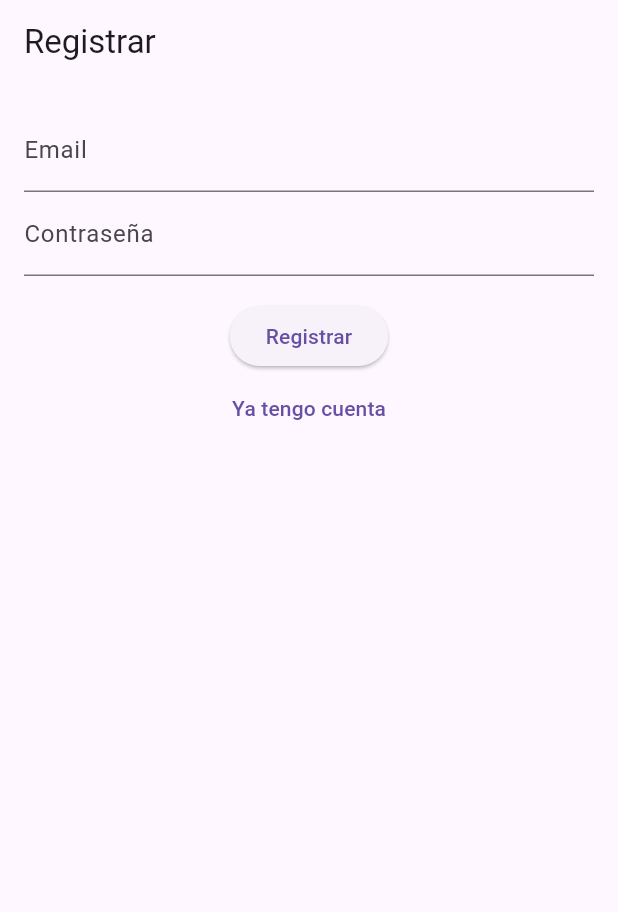
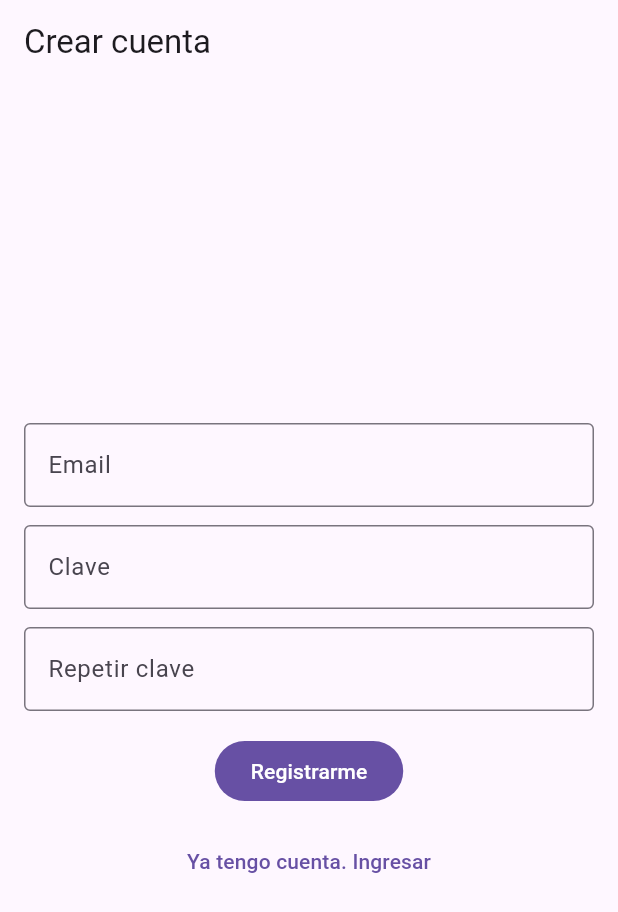
Before and after one commit to FacundoBn/TP3-GM-Cliente, a Flutter app: the screen it shows after launch, after a tap on "Crear cuenta nueva", on a phone screen of 412 x 824 dp. Shown: the top 912 px of the screen. Run offline on Flutter 3.47's test engine with Material 3 defaults, Android fonts, the phone set to English and light mode, and no system bars; our stand-ins replace cloud_firestore, firebase_auth, firebase_core, flutter_riverpod; accounts and stored records are empty; network calls fail.

Commit message:
pantallas de loggin y register funcionan

```diff
--- a/lib/presentation/screens/auth_gate.dart
+++ b/lib/presentation/screens/auth_gate.dart
@@ -3,22 +3,63 @@ import 'package:flutter_riverpod/flutter_riverpod.dart';
 import 'package:tp3_v2/domain/logic/current_user_provider.dart';
 import 'package:tp3_v2/domain/models/user_model.dart';
 import 'package:tp3_v2/presentation/screens/login_screen.dart';
+import 'package:tp3_v2/presentation/screens/register_screen.dart';
 import 'home_screen.dart';
 
-class AuthGate extends ConsumerWidget {
+// class AuthGate extends ConsumerWidget {
+//   const AuthGate({super.key});
+
+//   @override
+//   Widget build(BuildContext context, WidgetRef ref) {
+//     final userState = ref.watch(currentUserProvider);
+
+//     return userState.when(
+//       data: (user) {
+//         if (user != null) return HomeScreen(currentUser:user);
+//         return const LoginScreen();
+//       },
+//       loading: () => const Scaffold(body: Center(child: CircularProgressIndicator())),
+//       error: (e, _) => Scaffold(body: Center(child: Text('Error: $e'))),
+//     );
+//   }
+// }
+class AuthGate extends ConsumerStatefulWidget {
   const AuthGate({super.key});
 
   @override
-  Widget build(BuildContext context, WidgetRef ref) {
+  ConsumerState<AuthGate> createState() => _AuthGateState();
+}
+
+class _AuthGateState extends ConsumerState<AuthGate> {
+  bool _showRegister = false;
+
+  void _toggleAuthMode() {
+    setState(() {
+      _showRegister = !_showRegister;
+    });
+  }
+
+  @override
+  Widget build(BuildContext context) {
     final userState = ref.watch(currentUserProvider);
 
     return userState.when(
       data: (user) {
-        if (user != null) return HomeScreen(currentUser:user);
-        return const LoginScreen();
+        if (user != null) {
+          // ✅ HomeScreen ahora es el CONTAINER del router
+          return HomeScreen(currentUser: user);
+        } else {
+          return _showRegister
+              ? RegisterScreen(onToggleAuthMode: _toggleAuthMode)
+              : LoginScreen(onToggleAuthMode: _toggleAuthMode);
+        }
       },
-      loading: () => const Scaffold(body: Center(child: CircularProgressIndicator())),
-      error: (e, _) => Scaffold(body: Center(child: Text('Error: $e'))),
+      loading: () => const Scaffold(
+        body: Center(child: CircularProgressIndicator()),
+      ),
+      error: (e, _) => Scaffold(
+        body: Center(child: Text('Error: $e')),
+      ),
     );
   }
 }
--- a/lib/presentation/screens/login_screen.dart
+++ b/lib/presentation/screens/login_screen.dart
@@ -1,52 +1,128 @@
 import 'package:flutter/material.dart';
 import 'package:flutter_riverpod/flutter_riverpod.dart';
 import 'package:tp3_v2/domain/logic/auth_provider.dart';
+import 'package:tp3_v2/presentation/widgets/app_text_field.dart';
+import 'package:tp3_v2/presentation/widgets/primary_button.dart';
 
+// class LoginScreen extends ConsumerStatefulWidget {
+//   const LoginScreen({super.key});
+//   @override
+//   ConsumerState<LoginScreen> createState() => _LoginScreenState();
+// }
+
+// class _LoginScreenState extends ConsumerState<LoginScreen> {
+//   final emailCtrl = TextEditingController();
+//   final passCtrl = TextEditingController();
+//   bool isRegister = false;
+
+//   @override
+//   Widget build(BuildContext context) {
+//     final auth = ref.watch(authServiceProvider);
+
+//     return Scaffold(
+//       appBar: AppBar(title: Text(isRegister ? 'Registrar' : 'Iniciar sesión')),
+//       body: Padding(
+//         padding: const EdgeInsets.all(16),
+//         child: Column(children: [
+//           TextField(controller: emailCtrl, decoration: const InputDecoration(labelText: 'Email')),
+//           TextField(controller: passCtrl, decoration: const InputDecoration(labelText: 'Contraseña'), obscureText: true),
+//           const SizedBox(height: 16),
+//           ElevatedButton(
+//             onPressed: () async {
+//               try{
+//               if (isRegister) {
+//                 await auth.register(emailCtrl.text, passCtrl.text);
+//               } else {
+//                 await auth.signIn(emailCtrl.text, passCtrl.text);
+//               }
+//               } catch (e){
+//                 String msg = e.toString();
+//                 ScaffoldMessenger.of(context).showSnackBar(
+//                   SnackBar(content: Text(msg)),
+//                 );
+//               }
+//             },
+//             child: Text(isRegister ? 'Registrar' : 'Entrar'),
+//           ),
+//           TextButton(
+//             onPressed: () => setState(() => isRegister = !isRegister),
+//             child: Text(isRegister ? 'Ya tengo cuenta' : 'Crear cuenta nueva'),
+//           )
+//         ]),
+//       ),
+//     );
+//   }
+// }
 class LoginScreen extends ConsumerStatefulWidget {
-  const LoginScreen({super.key});
+  final VoidCallback onToggleAuthMode;
+
+  const LoginScreen({super.key, required this.onToggleAuthMode});
+
   @override
   ConsumerState<LoginScreen> createState() => _LoginScreenState();
 }
 
 class _LoginScreenState extends ConsumerState<LoginScreen> {
-  final emailCtrl = TextEditingController();
-  final passCtrl = TextEditingController();
-  bool isRegister = false;
+  final emailCtrl = TextEditingController(text: 'admin@demo.com');
+  final passCtrl = TextEditingController(text: '123456');
+  bool _isLoading = false;
+
+  @override
+  void dispose() {
+    emailCtrl.dispose();
+    passCtrl.dispose();
+    super.dispose();
+  }
+
+  Future<void> _login() async {
+    if (_isLoading) return;
+
+    setState(() => _isLoading = true);
+
+    try {
+      final authService = ref.read(authServiceProvider);
+      await authService.signIn(emailCtrl.text, passCtrl.text);
+      // ✅ La reactividad de AuthGate redirigirá automáticamente a HomeScreen
+    } catch (e) {
+      if (mounted) {
+        ScaffoldMessenger.of(context).showSnackBar(
+          SnackBar(content: Text('Error: $e')),
+        );
+      }
+    } finally {
+      if (mounted) {
+        setState(() => _isLoading = false);
+      }
+    }
+  }
 
   @override
   Widget build(BuildContext context) {
-    final auth = ref.watch(authServiceProvider);
-
     return Scaffold(
-      appBar: AppBar(title: Text(isRegister ? 'Registrar' : 'Iniciar sesión')),
-      body: Padding(
-        padding: const EdgeInsets.all(16),
-        child: Column(children: [
-          TextField(controller: emailCtrl, decoration: const InputDecoration(labelText: 'Email')),
-          TextField(controller: passCtrl, decoration: const InputDecoration(labelText: 'Contraseña'), obscureText: true),
-          const SizedBox(height: 16),
-          ElevatedButton(
-            onPressed: () async {
-              try{
-              if (isRegister) {
-                await auth.register(emailCtrl.text, passCtrl.text);
-              } else {
-                await auth.signIn(emailCtrl.text, passCtrl.text);
-              }
-              } catch (e){
-                String msg = e.toString();
-                ScaffoldMessenger.of(context).showSnackBar(
-                  SnackBar(content: Text(msg)),
-                );
-              }
-            },
-            child: Text(isRegister ? 'Registrar' : 'Entrar'),
+      appBar: AppBar(title: const Text('Login')),
+      body: Center(
+        child: ConstrainedBox(
+          constraints: const BoxConstraints(maxWidth: 420),
+          child: Padding(
+            padding: const EdgeInsets.all(16),
+            child: Column(mainAxisSize: MainAxisSize.min, children: [
+              AppTextField(controller: emailCtrl, label: 'Email'),
+              const SizedBox(height: 12),
+              AppTextField(controller: passCtrl, label: 'Clave', obscure: true),
+              const SizedBox(height: 16),
+              PrimaryButton(
+                label: 'Ingresar',
+                loading: _isLoading,
+                onPressed: _login,
+              ),
+              const SizedBox(height: 12),
+              TextButton(
+                onPressed: widget.onToggleAuthMode,
+                child: const Text('Crear cuenta nueva')
+              ),
+            ]),
           ),
-          TextButton(
-            onPressed: () => setState(() => isRegister = !isRegister),
-            child: Text(isRegister ? 'Ya tengo cuenta' : 'Crear cuenta nueva'),
-          )
-        ]),
+        ),
       ),
     );
   }
--- /dev/null
+++ b/lib/presentation/screens/register_screen.dart
@@ -0,0 +1,101 @@
+
+
+import 'package:flutter/material.dart';
+import 'package:flutter_riverpod/flutter_riverpod.dart';
+import 'package:tp3_v2/domain/logic/auth_provider.dart';
+import 'package:tp3_v2/presentation/widgets/app_text_field.dart';
+import 'package:tp3_v2/presentation/widgets/primary_button.dart';
+
+class RegisterScreen extends ConsumerStatefulWidget {
+  final VoidCallback onToggleAuthMode;
+
+  const RegisterScreen({super.key, required this.onToggleAuthMode});
+
+  @override
+  ConsumerState<RegisterScreen> createState() => _RegisterScreenState();
+}
+
+class _RegisterScreenState extends ConsumerState<RegisterScreen> {
+  final emailCtrl = TextEditingController();
+  final passCtrl = TextEditingController();
+  final pass2Ctrl = TextEditingController();
+  bool _isLoading = false;
+
+  @override
+  void dispose() {
+    emailCtrl.dispose();
+    passCtrl.dispose();
+    pass2Ctrl.dispose();
+    super.dispose();
+  }
+
+  Future<void> _register() async {
+    if (_isLoading) return;
+
+    // Validaciones
+    if (passCtrl.text != pass2Ctrl.text) {
+      ScaffoldMessenger.of(context).showSnackBar(
+        const SnackBar(content: Text('Las claves no coinciden'))
+      );
+      return;
+    }
+
+    if (emailCtrl.text.trim().isEmpty || passCtrl.text.trim().isEmpty) {
+      ScaffoldMessenger.of(context).showSnackBar(
+        const SnackBar(content: Text('Completar email y clave'))
+      );
+      return;
+    }
+
+    setState(() => _isLoading = true);
+
+    try {
+      final authService = ref.read(authServiceProvider);
+      await authService.register(emailCtrl.text, passCtrl.text);
+      // ✅ La reactividad de AuthGate redirigirá automáticamente
+    } catch (e) {
+      if (mounted) {
+        ScaffoldMessenger.of(context).showSnackBar(
+          SnackBar(content: Text('Error: $e')),
+        );
+      }
+    } finally {
+      if (mounted) {
+        setState(() => _isLoading = false);
+      }
+    }
+  }
+
+  @override
+  Widget build(BuildContext context) {
+    return Scaffold(
+      appBar: AppBar(title: const Text('Crear cuenta')),
+      body: Center(
+        child: ConstrainedBox(
+          constraints: const BoxConstraints(maxWidth: 420),
+          child: Padding(
+            padding: const EdgeInsets.all(16),
+            child: Column(mainAxisSize: MainAxisSize.min, children: [
+              AppTextField(controller: emailCtrl, label: 'Email'),
+              const SizedBox(height: 12),
+              AppTextField(controller: passCtrl, label: 'Clave', obscure: true),
+              const SizedBox(height: 12),
+              AppTextField(controller: pass2Ctrl, label: 'Repetir clave', obscure: true),
+              const SizedBox(height: 16),
+              PrimaryButton(
+                label: 'Registrarme',
+                loading: _isLoading,
+                onPressed: _register,
+              ),
+              const SizedBox(height: 12),
+              TextButton(
+                onPressed: widget.onToggleAuthMode,
+                child: const Text('Ya tengo cuenta. Ingresar')
+              ),
+            ]),
+          ),
+        ),
+      ),
+    );
+  }
+}
--- /dev/null
+++ b/lib/presentation/widgets/app_text_field.dart
@@ -0,0 +1,15 @@
+import 'package:flutter/material.dart';
+class AppTextField extends StatelessWidget {
+  final TextEditingController controller;
+  final String label;
+  final bool obscure;
+  const AppTextField({super.key, required this.controller, required this.label, this.obscure = false});
+  @override
+  Widget build(BuildContext context) {
+    return TextField(
+      controller: controller,
+      obscureText: obscure,
+      decoration: const InputDecoration(border: OutlineInputBorder()).copyWith(labelText: label),
+    );
+  }
+}
--- /dev/null
+++ b/lib/presentation/widgets/primary_button.dart
@@ -0,0 +1,14 @@
+import 'package:flutter/material.dart';
+class PrimaryButton extends StatelessWidget {
+  final String label;
+  final VoidCallback onPressed;
+  final bool loading;
+  const PrimaryButton({super.key, required this.label, required this.onPressed, this.loading = false});
+  @override
+  Widget build(BuildContext context) {
+    return FilledButton(
+      onPressed: loading ? null : onPressed,
+      child: loading ? const SizedBox(width: 18, height: 18, child: CircularProgressIndicator(strokeWidth: 2)) : Text(label),
+    );
+  }
+}
--- a/pubspec.yaml
+++ b/pubspec.yaml
@@ -13,6 +13,7 @@ dependencies:
   flutter:
     sdk: flutter
   flutter_riverpod: ^3.0.3
+  go_router: ^16.2.5
 
 dev_dependencies:
   flutter_lints: ^5.0.0
```
Also changed, not shown: lib/data/ticket_service.dart (+32 -2 lines), lib/domain/logic/ticket_provider.dart (+17 -0 lines), lib/presentation/widgets/app_scaffold.dart (added), pubspec.lock.
